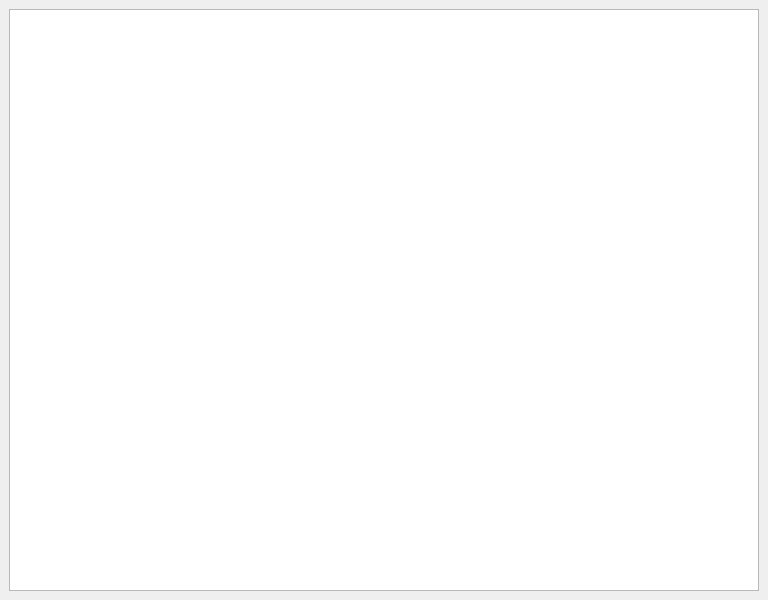
First picture: the form in main.ui, repository musaewullubiy/CoffeePyQTProject, before the edit.
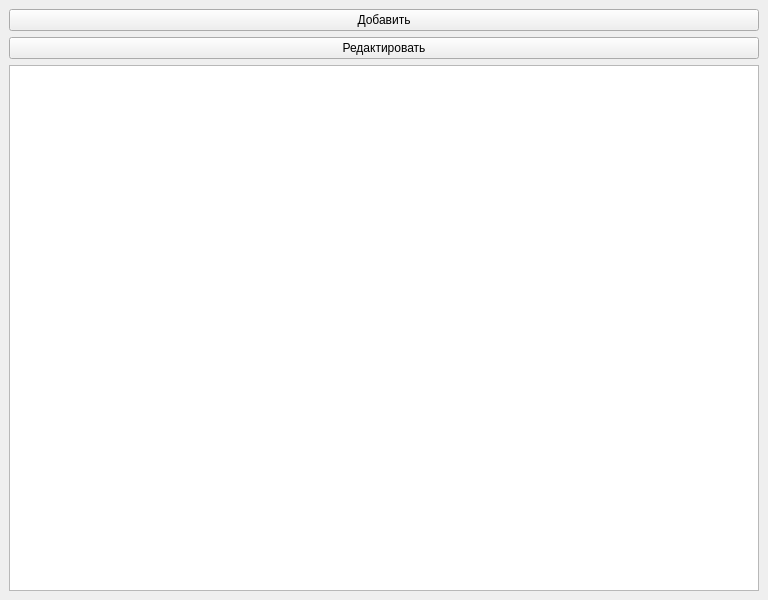
Second picture: the form after the edit.

The edit to the form file:
```diff
--- a/main.ui
+++ b/main.ui
@@ -16,8 +16,22 @@
   <widget class="QWidget" name="centralwidget">
    <layout class="QGridLayout" name="gridLayout">
     <item row="0" column="0">
+     <widget class="QPushButton" name="add_btn">
+      <property name="text">
+       <string>Добавить</string>
+      </property>
+     </widget>
+    </item>
+    <item row="2" column="0">
      <widget class="QTableWidget" name="tableWidget"/>
     </item>
+    <item row="1" column="0">
+     <widget class="QPushButton" name="change_btn">
+      <property name="text">
+       <string>Редактировать</string>
+      </property>
+     </widget>
+    </item>
    </layout>
   </widget>
  </widget>
```
